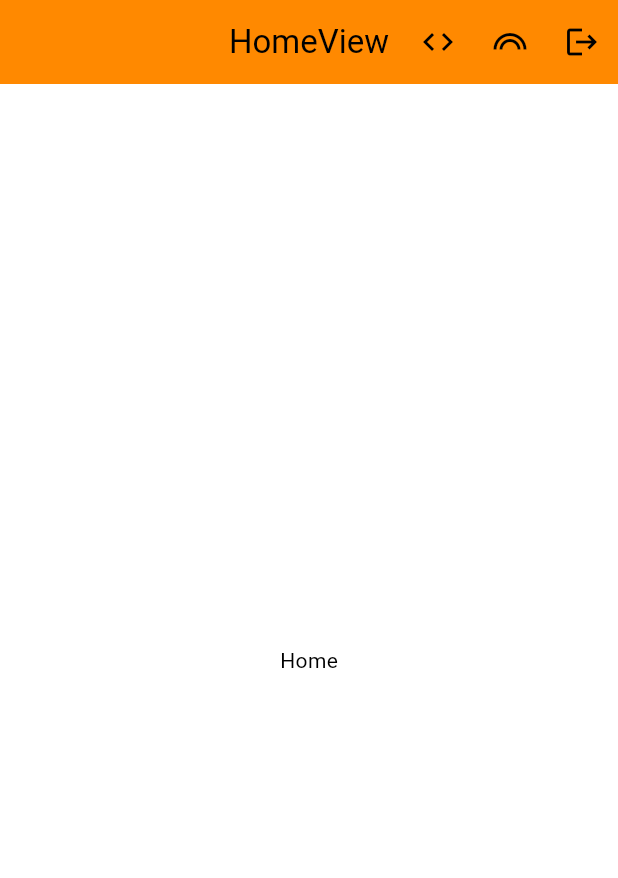
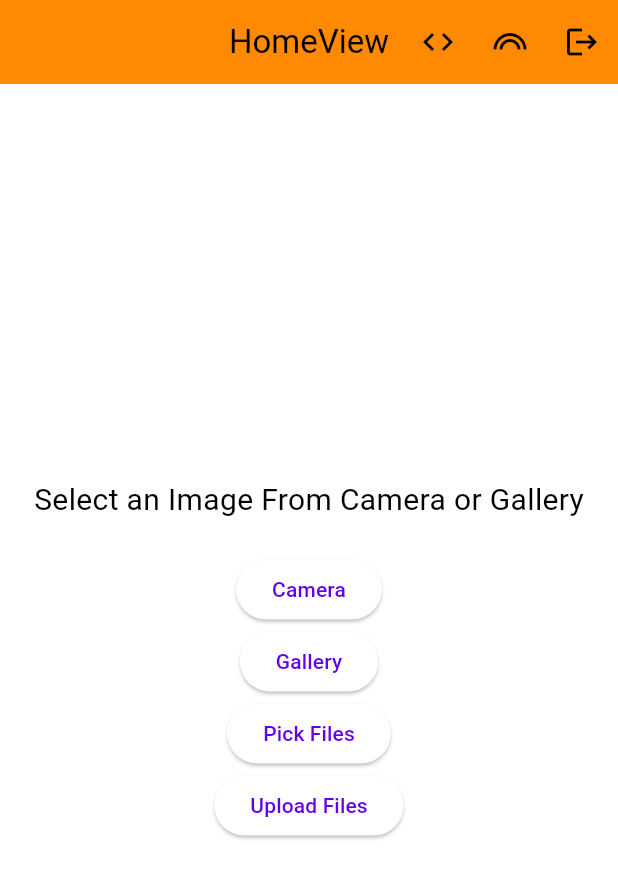
Before and after one commit to roicoroy/strapi_dio_getx, a Flutter app: the HomeView screen opened by its route, on a phone screen of 412 x 824 dp. Shown: the top 878 px of the screen. Run offline on Flutter 3.47's test engine with Material 3 defaults, Android fonts, the phone set to English and light mode, and no system bars; our stand-ins replace dio, file_picker, flutter_easyloading, get, get_storage, image_picker; accounts and stored records are empty.

Commit message:
strapi upload

```diff
--- a/lib/app/model/user.dart
+++ b/lib/app/model/user.dart
@@ -1,36 +1,5 @@
 class User {
     User({
-        required this.user,
-    });
-
-    final UserClass? user;
-
-    User copyWith({
-        UserClass? user,
-    }) {
-        return User(
-            user: user ?? this.user,
-        );
-    }
-
-    factory User.fromJson(Map<String, dynamic> json){
-        return User(
-            user: json["user"] == null ? null : UserClass.fromJson(json["user"]),
-        );
-    }
-
-    Map<String, dynamic> toJson() => {
-        "user": user?.toJson(),
-    };
-
-    @override
-    String toString(){
-        return "$user, ";
-    }
-}
-
-class UserClass {
-    UserClass({
         required this.id,
         required this.username,
         required this.email,
@@ -41,6 +10,7 @@ class UserClass {
         required this.updatedAt,
         required this.documentId,
         required this.publishedAt,
+        required this.image,
     });
 
     final int? id;
@@ -53,8 +23,9 @@ class UserClass {
     final DateTime? updatedAt;
     final String? documentId;
     final DateTime? publishedAt;
+    final Image? image;
 
-    UserClass copyWith({
+    User copyWith({
         int? id,
         String? username,
         String? email,
@@ -65,8 +36,9 @@ class UserClass {
         DateTime? updatedAt,
         String? documentId,
         DateTime? publishedAt,
+        Image? image,
     }) {
-        return UserClass(
+        return User(
             id: id ?? this.id,
             username: username ?? this.username,
             email: email ?? this.email,
@@ -77,11 +49,12 @@ class UserClass {
             updatedAt: updatedAt ?? this.updatedAt,
             documentId: documentId ?? this.documentId,
             publishedAt: publishedAt ?? this.publishedAt,
+            image: image ?? this.image,
         );
     }
 
-    factory UserClass.fromJson(Map<String, dynamic> json){
-        return UserClass(
+    factory User.fromJson(Map<String, dynamic> json){
+        return User(
             id: json["id"],
             username: json["username"],
             email: json["email"],
@@ -92,6 +65,7 @@ class UserClass {
             updatedAt: DateTime.tryParse(json["updatedAt"] ?? ""),
             documentId: json["documentId"],
             publishedAt: DateTime.tryParse(json["publishedAt"] ?? ""),
+            image: json["image"] == null ? null : Image.fromJson(json["image"]),
         );
     }
 
@@ -106,10 +80,187 @@ class UserClass {
         "updatedAt": updatedAt?.toIso8601String(),
         "documentId": documentId,
         "publishedAt": publishedAt?.toIso8601String(),
+        "image": image?.toJson(),
     };
 
     @override
     String toString(){
-        return "$id, $username, $email, $provider, $confirmed, $blocked, $createdAt, $updatedAt, $documentId, $publishedAt, ";
+        return "$id, $username, $email, $provider, $confirmed, $blocked, $createdAt, $updatedAt, $documentId, $publishedAt, $image, ";
     }
 }
+
+class Image {
+    Image({
+        required this.id,
+        required this.name,
+        required this.alternativeText,
+        required this.caption,
+        required this.width,
+        required this.height,
+        required this.formats,
+        required this.hash,
+        required this.ext,
+        required this.mime,
+        required this.size,
+        required this.url,
+        required this.previewUrl,
+        required this.provider,
+        required this.providerMetadata,
+        required this.createdAt,
+        required this.updatedAt,
+        required this.documentId,
+        required this.publishedAt,
+    });
+
+    final int? id;
+    final String? name;
+    final dynamic alternativeText;
+    final dynamic caption;
+    final int? width;
+    final int? height;
+    final dynamic formats;
+    final String? hash;
+    final String? ext;
+    final String? mime;
+    final double? size;
+    final String? url;
+    final dynamic previewUrl;
+    final String? provider;
+    final ProviderMetadata? providerMetadata;
+    final DateTime? createdAt;
+    final DateTime? updatedAt;
+    final String? documentId;
+    final DateTime? publishedAt;
+
+    Image copyWith({
+        int? id,
+        String? name,
+        dynamic? alternativeText,
+        dynamic? caption,
+        int? width,
+        int? height,
+        dynamic? formats,
+        String? hash,
+        String? ext,
+        String? mime,
+        double? size,
+        String? url,
+        dynamic? previewUrl,
+        String? provider,
+        ProviderMetadata? providerMetadata,
+        DateTime? createdAt,
+        DateTime? updatedAt,
+        String? documentId,
+        DateTime? publishedAt,
+    }) {
+        return Image(
+            id: id ?? this.id,
+            name: name ?? this.name,
+            alternativeText: alternativeText ?? this.alternativeText,
+            caption: caption ?? this.caption,
+            width: width ?? this.width,
+            height: height ?? this.height,
+            formats: formats ?? this.formats,
+            hash: hash ?? this.hash,
+            ext: ext ?? this.ext,
+            mime: mime ?? this.mime,
+            size: size ?? this.size,
+            url: url ?? this.url,
+            previewUrl: previewUrl ?? this.previewUrl,
+            provider: provider ?? this.provider,
+            providerMetadata: providerMetadata ?? this.providerMetadata,
+            createdAt: createdAt ?? this.createdAt,
+            updatedAt: updatedAt ?? this.updatedAt,
+            documentId: documentId ?? this.documentId,
+            publishedAt: publishedAt ?? this.publishedAt,
+        );
+    }
+
+    factory Image.fromJson(Map<String, dynamic> json){
+        return Image(
+            id: json["id"],
+            name: json["name"],
+            alternativeText: json["alternativeText"],
+            caption: json["caption"],
+            width: json["width"],
+            height: json["height"],
+            formats: json["formats"],
+            hash: json["hash"],
+            ext: json["ext"],
+            mime: json["mime"],
+            size: json["size"],
+            url: json["url"],
+            previewUrl: json["previewUrl"],
+            provider: json["provider"],
+            providerMetadata: json["provider_metadata"] == null ? null : ProviderMetadata.fromJson(json["provider_metadata"]),
+            createdAt: DateTime.tryParse(json["createdAt"] ?? ""),
+            updatedAt: DateTime.tryParse(json["updatedAt"] ?? ""),
+            documentId: json["documentId"],
+            publishedAt: DateTime.tryParse(json["publishedAt"] ?? ""),
+        );
+    }
+
+    Map<String, dynamic> toJson() => {
+        "id": id,
+        "name": name,
+        "alternativeText": alternativeText,
+        "caption": caption,
+        "width": width,
+        "height": height,
+        "formats": formats,
+        "hash": hash,
+        "ext": ext,
+        "mime": mime,
+        "size": size,
+        "url": url,
+        "previewUrl": previewUrl,
+        "provider": provider,
+        "provider_metadata": providerMetadata?.toJson(),
+        "createdAt": createdAt?.toIso8601String(),
+        "updatedAt": updatedAt?.toIso8601String(),
+        "documentId": documentId,
+        "publishedAt": publishedAt?.toIso8601String(),
+    };
+
+    @override
+    String toString(){
+        return "$id, $name, $alternativeText, $caption, $width, $height, $formats, $hash, $ext, $mime, $size, $url, $previewUrl, $provider, $providerMetadata, $createdAt, $updatedAt, $documentId, $publishedAt, ";
+    }
+}
+
+class ProviderMetadata {
+    ProviderMetadata({
+        required this.publicId,
+        required this.resourceType,
+    });
+
+    final String? publicId;
+    final String? resourceType;
+
+    ProviderMetadata copyWith({
+        String? publicId,
+        String? resourceType,
+    }) {
+        return ProviderMetadata(
+            publicId: publicId ?? this.publicId,
+            resourceType: resourceType ?? this.resourceType,
+        );
+    }
+
+    factory ProviderMetadata.fromJson(Map<String, dynamic> json){
+        return ProviderMetadata(
+            publicId: json["public_id"],
+            resourceType: json["resource_type"],
+        );
+    }
+
+    Map<String, dynamic> toJson() => {
+        "public_id": publicId,
+        "resource_type": resourceType,
+    };
+
+    @override
+    String toString(){
+        return "$publicId, $resourceType, ";
+    }
+}
--- a/lib/app/modules/home/views/home_view.dart
+++ b/lib/app/modules/home/views/home_view.dart
@@ -1,6 +1,9 @@
+import 'dart:io';
+
 import 'package:flutter/material.dart';
 
 import 'package:get/get.dart';
+import 'package:image_picker/image_picker.dart';
 
 import '../../../routes/app_pages.dart';
 import '../controllers/home_controller.dart';
@@ -35,11 +38,56 @@ class HomeView extends GetView<HomeController> {
         centerTitle: true,
         automaticallyImplyLeading: false,
       ),
-      body:
-         Center(
-          child: Text('Home'),
+      body: Center(
+        child: SingleChildScrollView(
+          child: Column(
+            mainAxisAlignment: MainAxisAlignment.center,
+            children: [
+              Obx(
+                () =>
+                    controller.selectedImagePath.value == ''
+                        ? Text(
+                          'Select an Image From Camera or Gallery',
+                          style: TextStyle(fontSize: 20),
+                        )
+                        : Image.file(File(controller.selectedImagePath.value)),
+              ),
+
+              Obx(
+                () => Text(
+                  controller.selectedImageSize.value == ""
+                      ? ''
+                      : controller.selectedImageSize.value,
+                ),
+              ),
+              ElevatedButton(
+                onPressed: () {
+                  controller.getImage(ImageSource.camera);
+                },
+                child: Text('Camera'),
+              ),
+              ElevatedButton(
+                onPressed: () {
+                  controller.getImage(ImageSource.gallery);
+                },
+                child: Text('Gallery'),
+              ),
+              ElevatedButton(
+                onPressed: () {
+                  controller.pickFiles();
+                },
+                child: Text('Pick Files'),
+              ),
+              ElevatedButton(
+                onPressed: () {
+                  controller.uploadImage(controller.uploadFile);
+                },
+                child: Text('Upload Files'),
+              ),
+            ],
+          ),
         ),
-
+      ),
     );
   }
 }
--- a/lib/app/services/local_get_storage.dart
+++ b/lib/app/services/local_get_storage.dart
@@ -16,7 +16,7 @@ class LocalGetStorageService {
     return box.read('token');
   }
 
-  Future<User> getStoredUser() async {
+  getStoredUser() async {
     return box.read('user');
   }
 
@@ -24,8 +24,8 @@ class LocalGetStorageService {
     box.write('token', token);
   }
 
-  addUser(user) async {
-    box.write('user', user.toString());
+  addUser(User user) async {
+    box.write('user', user);
   }
 
   Future removeTokenFromGetStorage(String boxName) async {
--- /dev/null
+++ b/lib/app/services/network/upload.dart
@@ -0,0 +1,51 @@
+import 'dart:convert';
+import 'dart:developer';
+import 'dart:io';
+
+import 'package:dio/dio.dart';
+import 'package:flutter/widgets.dart';
+import 'package:strapi_dio_getx/main.dart';
+
+import '../../../const.dart';
+import '../../model/user.dart' show User;
+import 'package:http/http.dart' as http;
+import 'package:http_parser/http_parser.dart';
+
+class UploadService {
+  var usersUrl = '$baseUrl/api/$usersEndpoint';
+  var postUrl = '$baseUrl/api/$postsEndpoint';
+  late Response response;
+
+  Future<List<dynamic>> getMediaFiles() async {
+    try {
+      final response = await dio.get('$baseUrl/api/upload/files');
+      if (response.statusCode == 200) {
+        final jsonData = json.decode(response.data);
+        return jsonData;
+      } else {
+        throw Exception('Failed to load media files');
+      }
+    } catch (e) {
+      throw Exception(e);
+    }
+  }
+
+  Future<dynamic> uploadMediaFile(File file) async {
+    String fileName = file.path.split('/').last;
+    final formData = FormData.fromMap({
+      'files': [
+        await MultipartFile.fromFile(
+          file.path,
+          filename: fileName,
+          contentType: MediaType("image", "jpg"),
+        ),
+      ],
+    });
+    final response = await dio.post('$baseUrl/api/upload', data: formData);
+    if (response.statusCode == 201) {
+      return response;
+    } else {
+      throw Exception('Failed to upload media file');
+    }
+  }
+}
```
Also changed, not shown: lib/app/modules/auth/controllers/login_controller.dart (+10 -5 lines), lib/app/modules/auth/controllers/register_controller.dart (+10 -12 lines), lib/app/modules/home/controllers/home_controller.dart (+51 -6 lines), lib/app/modules/profile/controllers/profile_controller.dart (+24 -28 lines), lib/app/modules/profile/views/profile_view.dart (+6 -8 lines), lib/app/services/network/api.dart (+4 -18 lines), pubspec.yaml (+8 -0 lines), pubspec.lock, 5 other files.
